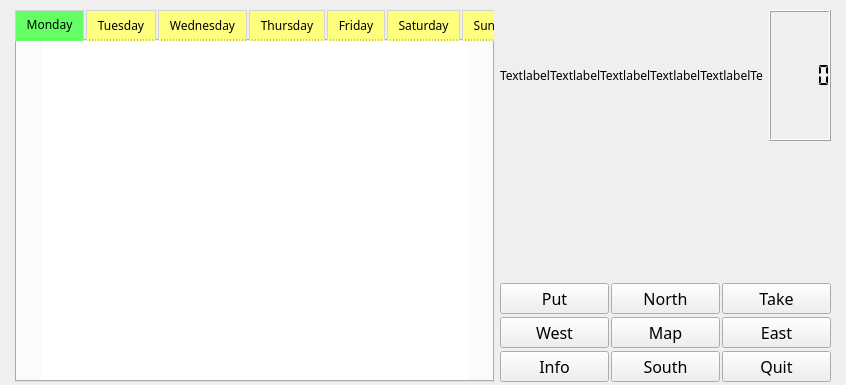
The window that University Life/uniZork.ui (Metagawa/Zorklike-Game-University-Life) describes before a commit, drawn with Qt 5.
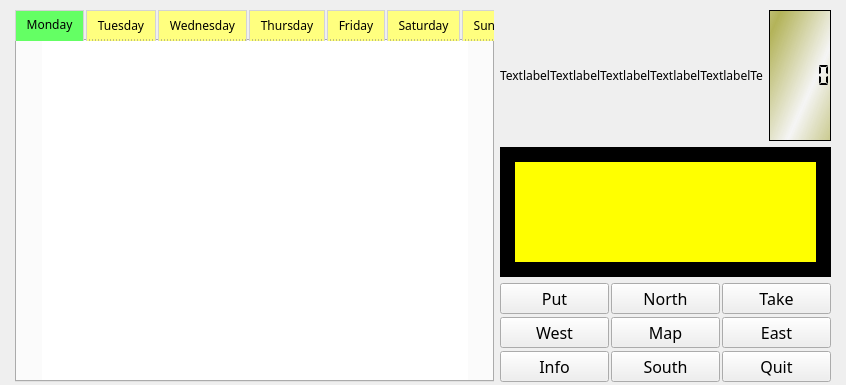
The same window after the commit. Icons and pictures are not drawn.

Commit message: attempted pic border

What changed in the file:
```diff
--- a/University Life/uniZork.ui
+++ b/University Life/uniZork.ui
@@ -98,6 +98,15 @@
               <height>16777215</height>
              </size>
             </property>
+            <property name="styleSheet">
+             <string notr="true">background-color: qlineargradient(spread:reflect, x1:0.162921, y1:0.04, x2:0.707742, y2:0.569, stop:0 rgba(179, 179, 89, 255), stop:1 rgba(255, 255, 255, 99));</string>
+            </property>
+            <property name="frameShape">
+             <enum>QFrame::StyledPanel</enum>
+            </property>
+            <property name="frameShadow">
+             <enum>QFrame::Sunken</enum>
+            </property>
             <property name="segmentStyle">
              <enum>QLCDNumber::Flat</enum>
             </property>
@@ -122,6 +131,15 @@
           <property name="autoFillBackground">
            <bool>false</bool>
           </property>
+          <property name="styleSheet">
+           <string notr="true">QFrame {background-color: rgb(255, 255, 0);}</string>
+          </property>
+          <property name="frameShape">
+           <enum>QFrame::Panel</enum>
+          </property>
+          <property name="lineWidth">
+           <number>15</number>
+          </property>
           <property name="text">
            <string/>
           </property>
```
